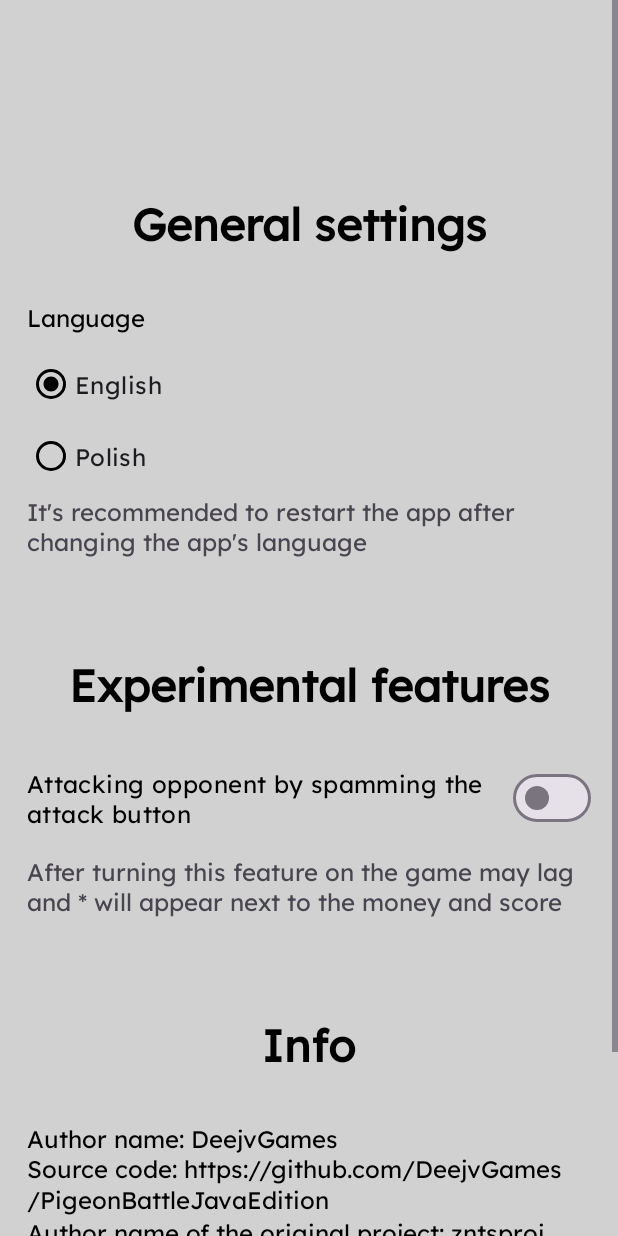
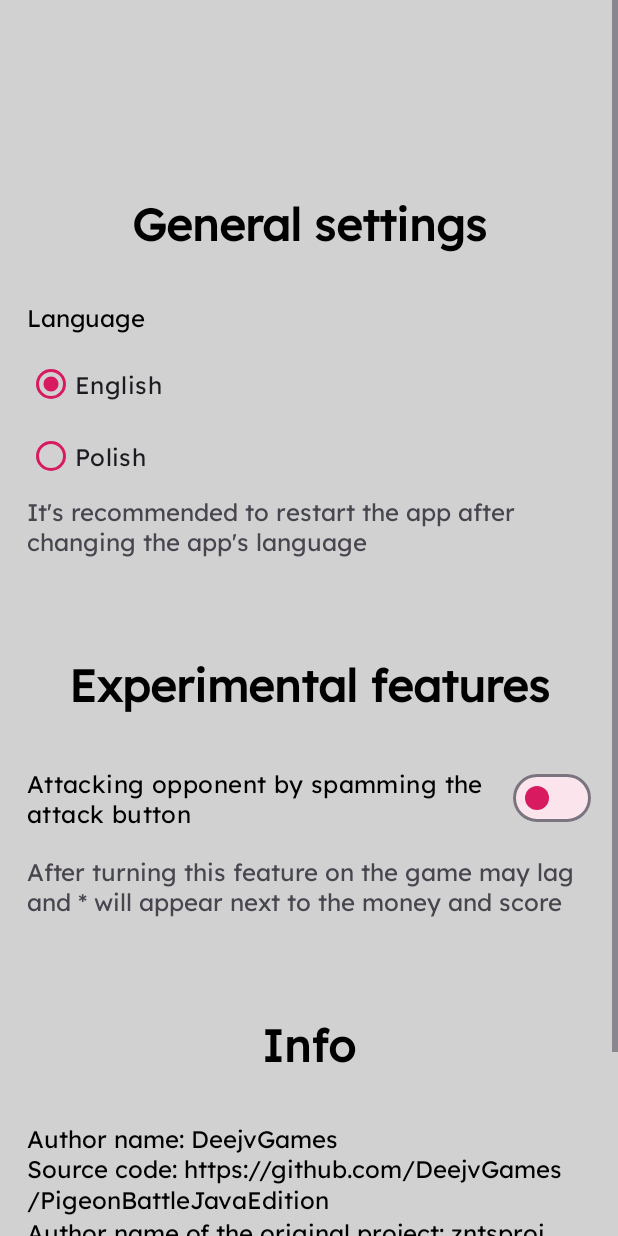
Before and after one commit to DeejvGames/PigeonBattleJavaEdition, an Android app: the settingsActivity screen opened directly, with no data from a screen before it, on a phone screen of 412 x 824 dp. Run offline under Robolectric (Android 15) with nearby library versions, the phone set to English and light mode, and no system bars.

Commit message:
Small UI changes in settings activity

```diff
--- a/app/src/main/res/layout/activity_settings.xml
+++ b/app/src/main/res/layout/activity_settings.xml
@@ -60,7 +60,7 @@
                     android:layout_width="match_parent"
                     android:layout_height="wrap_content"
                     android:fontFamily="@font/lexend_regular"
-                    app:buttonTint="@color/adaptive"
+                    app:buttonTint="@color/m3"
                     android:text="@string/english"
                     android:textSize="16sp" />
 
@@ -69,7 +69,7 @@
                     android:layout_width="match_parent"
                     android:layout_height="wrap_content"
                     android:fontFamily="@font/lexend_regular"
-                    app:buttonTint="@color/adaptive"
+                    app:buttonTint="@color/m3"
                     android:text="@string/polish"
                     android:textSize="16sp" />
             </RadioGroup>
@@ -115,6 +115,8 @@
                 android:text="@string/spam_attacking"
                 android:textColor="@color/adaptive"
                 android:textSize="16sp"
+                app:thumbTint="@color/m3"
+                app:trackTint="@color/m3_light"
                 app:layout_constraintStart_toStartOf="parent"
                 app:layout_constraintTop_toBottomOf="@+id/experimentalFeaturesTitle" />
 
--- a/app/src/main/res/values-night/colors.xml
+++ b/app/src/main/res/values-night/colors.xml
@@ -4,4 +4,6 @@
     <color name="white">#FFFFFFFF</color>
     <color name="adaptive">#FFFFFF</color>
     <color name="theme">#000000</color>
+    <color name="m3">#FBC02D</color>
+    <color name="m3_light">#FFFDE7</color>
 </resources>
--- a/app/src/main/res/values/colors.xml
+++ b/app/src/main/res/values/colors.xml
@@ -4,4 +4,6 @@
     <color name="white">#FFFFFFFF</color>
     <color name="adaptive">#000000</color>
     <color name="theme">#FFFFFF</color>
+    <color name="m3">#D81B60</color>
+    <color name="m3_light">#FCE4EC</color>
 </resources>
```
